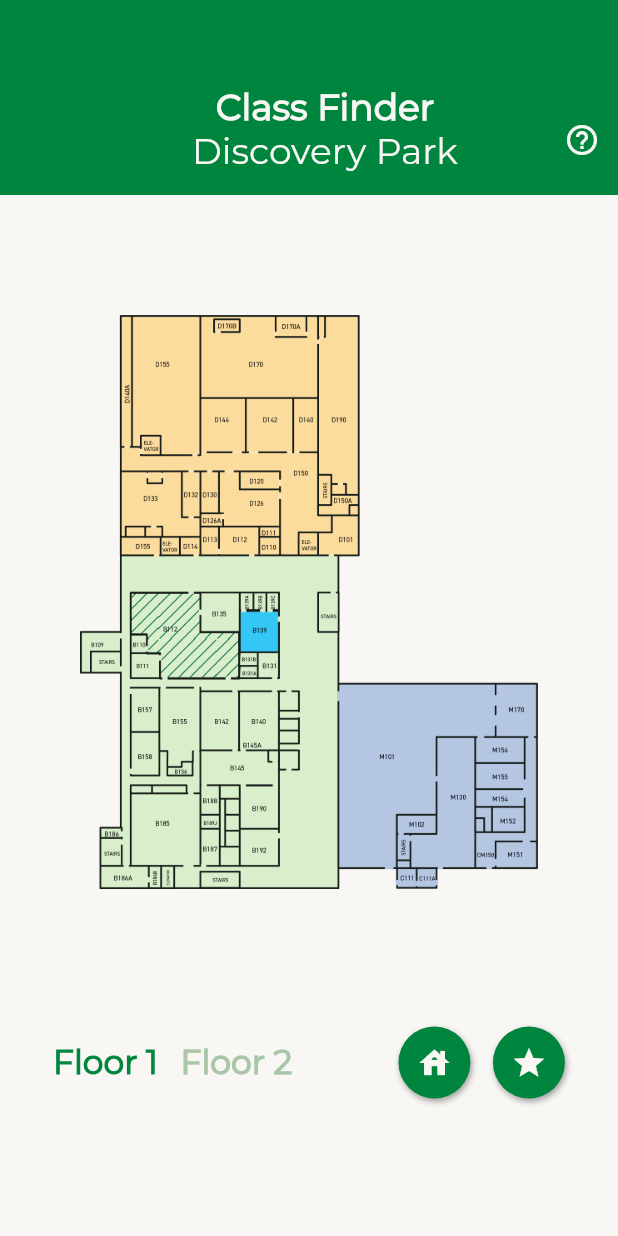
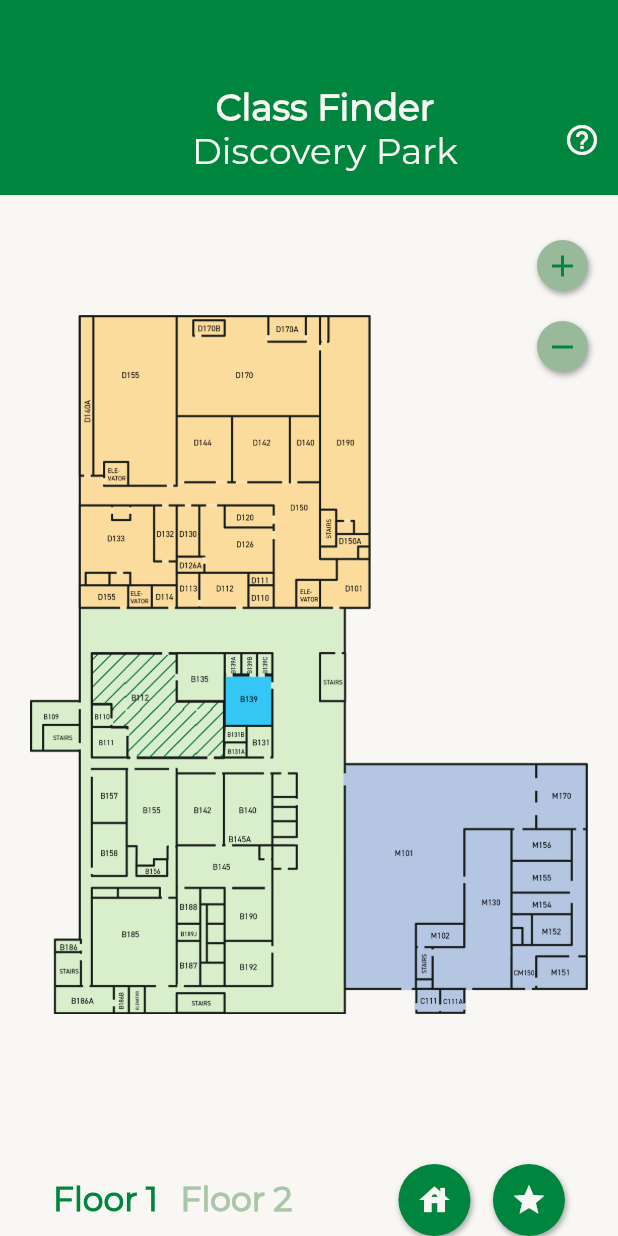
Before and after one commit to AppDevOrgUNT/findMyClass, a Flutter app: the screen it shows after launch, on a phone screen of 412 x 824 dp. Run offline on Flutter 3.47's test engine with Material 2 defaults, Android fonts, the phone set to English and light mode, and no system bars.

Commit message:
added zoom buttons

```diff
--- a/lib/HomePage.dart
+++ b/lib/HomePage.dart
@@ -31,24 +31,87 @@ class _HomePageState extends State<HomePage> {
             flex: 2,
             child: Stack(
               children: <Widget>[
+                //Map of the building
                 Container(
                   padding: EdgeInsets.only(
-                    // left: 10,
-                    // right: 10,
-                    //bottom: 40,
+                    left: 20,
+                    right: 20,
+                    bottom: 40,
                     top: 80,
                   ),
                   child: isSelected == FloorOptions.floor1
                       ? Image.asset("images/1F.png")
                       : Image.asset("images/2F.png"),
                 ),
+
+                //Zoom buttons
+                Positioned(
+                  right: 20,
+                  top: 30,
+                  child: Column(
+                    children: <Widget>[
+                      GestureDetector(
+                        onTap: () {
+                          //TODO: Zoom in
+                        },
+                        child: Container(
+                          decoration: BoxDecoration(
+                            color: kSageGreen,
+                            borderRadius: BorderRadius.circular(30),
+                            boxShadow: [
+                              BoxShadow(
+                                offset: Offset(1, 2),
+                                blurRadius: 3,
+                                color: Colors.grey,
+                              ),
+                            ],
+                          ),
+                          child: Padding(
+                            padding: const EdgeInsets.all(5.0),
+                            child: Icon(
+                              Icons.add,
+                              color: kGreen,
+                            ),
+                          ),
+                        ),
+                      ),
+                      SizedBox(
+                        height: 20,
+                      ),
+                      GestureDetector(
+                        onTap: () {
+                          //TODO: Zoom out
+                        },
+                        child: Container(
+                          decoration: BoxDecoration(
+                            color: kSageGreen,
+                            borderRadius: BorderRadius.circular(30),
+                            boxShadow: [
+                              BoxShadow(
+                                offset: Offset(1, 2),
+                                blurRadius: 3,
+                                color: Colors.grey,
+                              ),
+                            ],
+                          ),
+                          child: Padding(
+                            padding: const EdgeInsets.all(5.0),
+                            child: Icon(
+                              Icons.remove,
+                              color: kGreen,
+                            ),
+                          ),
+                        ),
+                      ),
+                    ],
+                  ),
+                ),
               ],
             ),
           ),
 
           //Floor and icon buttons
-          Expanded(
-            child: Row(
+          Row(
             mainAxisAlignment: MainAxisAlignment.spaceAround,
             children: <Widget>[
               //Row of Floor text
@@ -56,7 +119,7 @@ class _HomePageState extends State<HomePage> {
                 children: <Widget>[
                   GestureDetector(
                     onTap: () {
-                        //TODO: Change floors
+                      //TODO: Change to floor 1
                       setState(() {
                         isSelected = FloorOptions.floor1;
                       });
@@ -80,7 +143,7 @@ class _HomePageState extends State<HomePage> {
                   ),
                   GestureDetector(
                     onTap: () {
-                        //TODO: Change floors
+                      //TODO: Change to floor 2
 
                       setState(() {
                         isSelected = FloorOptions.floor2;
@@ -153,7 +216,9 @@ class _HomePageState extends State<HomePage> {
               ),
             ],
           ),
-          ),
+
+          //Search Bar
+          Container(),
         ],
       ),
     );
--- a/lib/constants.dart
+++ b/lib/constants.dart
@@ -2,6 +2,7 @@ import 'package:flutter/material.dart';
 
 //Colors used throughout the app
 const kGreen = Color(0xff00853E);
+const kSageGreen = Color(0xff98BA9A);
 const kLightGreen = Color(0xffaac6a9);
 const kOffWhite = Color(0xffF9F7F4);
 
```
Lines whose indentation alone changed are shown as unchanged.
